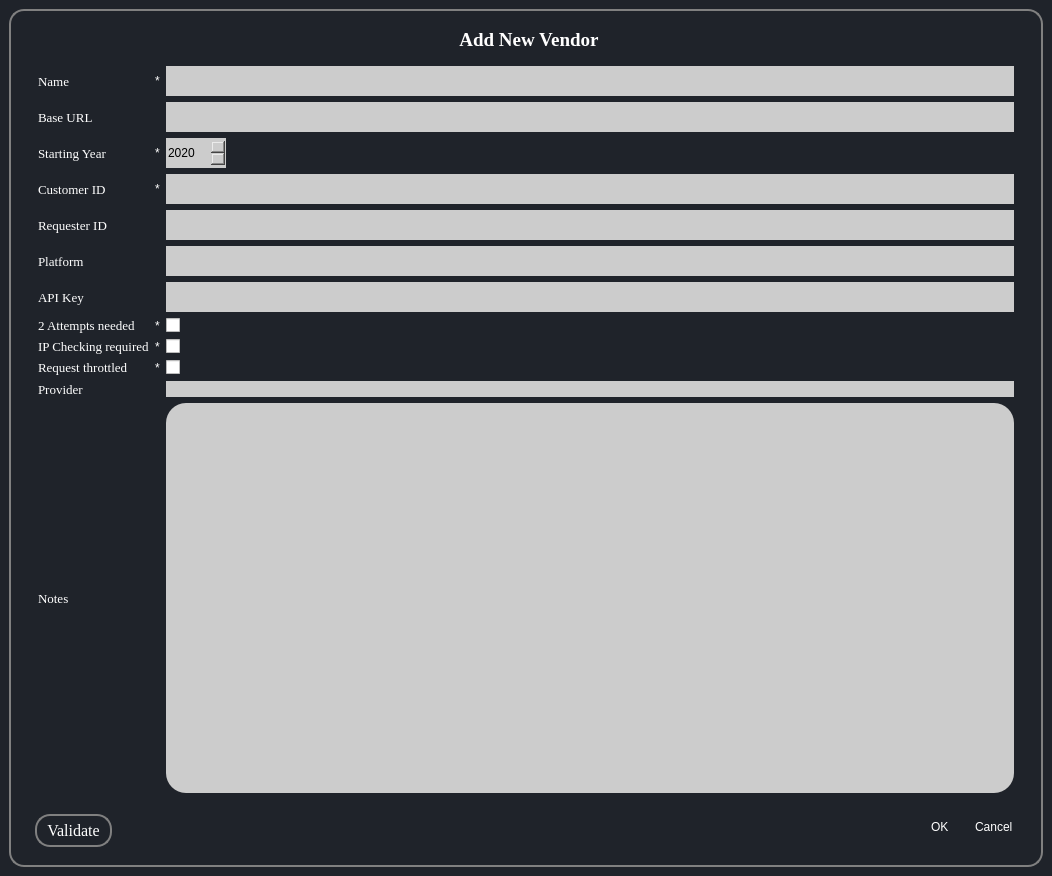
Above: ui/AddVendor.ui from aanushri9/Counter-Harvesting-5.1 before the change. Below: the same form after it.
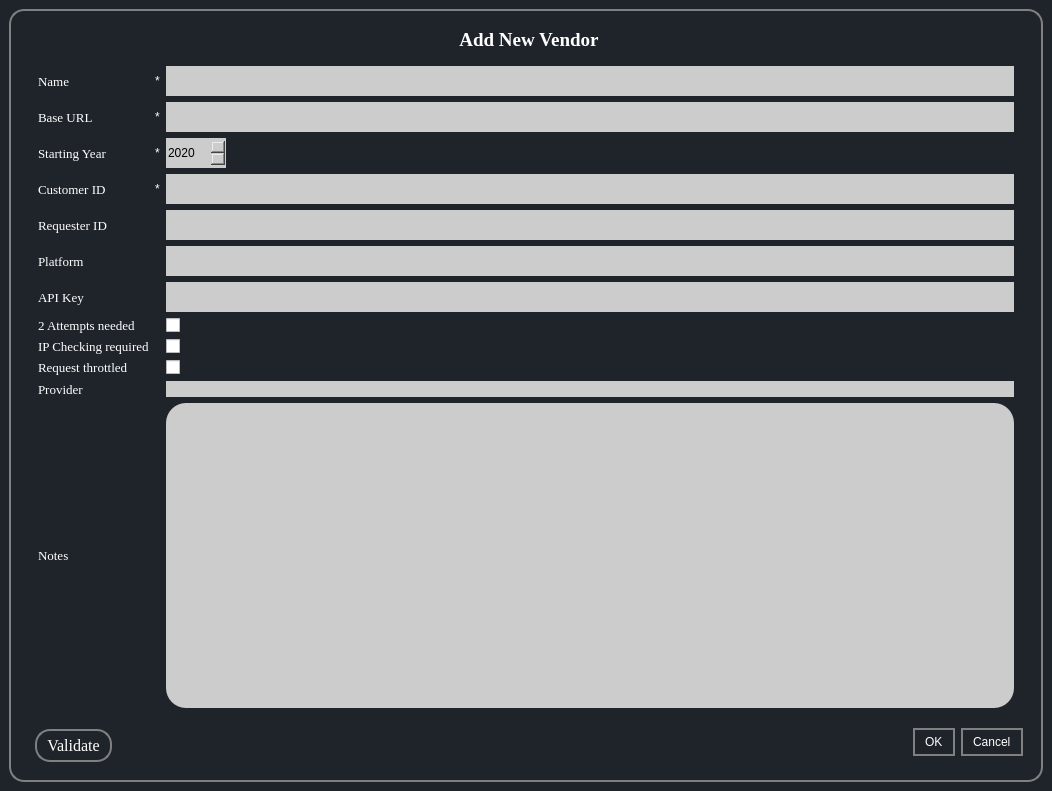
That is the form after the change.

The edit to the form file:
```diff
--- a/ui/AddVendor.ui
+++ b/ui/AddVendor.ui
@@ -7,7 +7,7 @@
     <x>0</x>
     <y>0</y>
     <width>1052</width>
-    <height>876</height>
+    <height>791</height>
    </rect>
   </property>
   <property name="windowTitle">
@@ -296,13 +296,6 @@
                </property>
               </widget>
              </item>
-             <item row="7" column="1">
-              <widget class="QLabel" name="label_15">
-               <property name="text">
-                <string>*</string>
-               </property>
-              </widget>
-             </item>
              <item row="2" column="1">
               <widget class="QLabel" name="label_13">
                <property name="text">
@@ -310,20 +303,6 @@
                </property>
               </widget>
              </item>
-             <item row="8" column="1">
-              <widget class="QLabel" name="label_16">
-               <property name="text">
-                <string>*</string>
-               </property>
-              </widget>
-             </item>
-             <item row="9" column="1">
-              <widget class="QLabel" name="label_17">
-               <property name="text">
-                <string>*</string>
-               </property>
-              </widget>
-             </item>
              <item row="8" column="0">
               <widget class="QLabel" name="label_9">
                <property name="font">
@@ -508,6 +487,13 @@
                </property>
               </widget>
              </item>
+             <item row="1" column="1">
+              <widget class="QLabel" name="label_18">
+               <property name="text">
+                <string>*</string>
+               </property>
+              </widget>
+             </item>
             </layout>
            </widget>
           </item>
@@ -527,17 +513,18 @@
             </property>
             <property name="font">
              <font>
-              <family>MS Shell Dlg 2</family>
-              <pointsize>15</pointsize>
+              <family>Georgia</family>
+              <pointsize>12</pointsize>
               <weight>50</weight>
               <italic>false</italic>
               <bold>false</bold>
              </font>
             </property>
             <property name="styleSheet">
-             <string notr="true">font: 15pt &quot;MS Shell Dlg 2&quot;;
-border-radius: 10px;
-border-color: rgb(226, 226, 226);</string>
+             <string notr="true">font: 12pt &quot;Georgia&quot;;
+border: 2px solid grey;
+border-radius: 15px;
+</string>
             </property>
             <property name="standardButtons">
              <set>QDialogButtonBox::Cancel|QDialogButtonBox::Ok</set>
```
Left out of the diff: 2 changed lines with no effect on the pictures.
